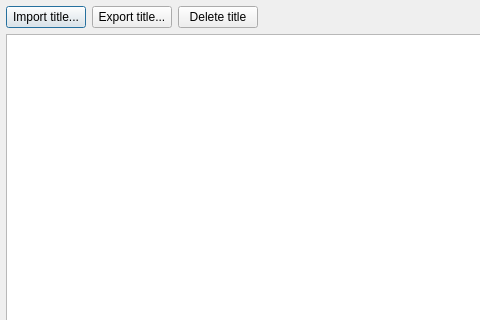
First picture: the form in src/frontend/qt_sdl/TitleManagerDialog.ui, repository openpak/melonds, before the edit; both pictures show x 0 to 480 and y 0 to 320 of the 608 by 466 pixel window.
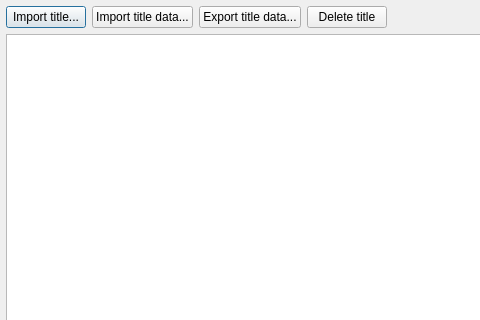
Second picture: the form after the edit.

What changed in the file:
```diff
--- a/src/frontend/qt_sdl/TitleManagerDialog.ui
+++ b/src/frontend/qt_sdl/TitleManagerDialog.ui
@@ -38,7 +38,17 @@
      <item>
       <widget class="QPushButton" name="btnExportTitle">
        <property name="text">
-        <string>Export title...</string>
+        <string>Import title data...</string>
+       </property>
+      </widget>
+     </item>
+     <item>
+      <widget class="QPushButton" name="btnExportTitleData">
+       <property name="whatsThis">
+        <string>&lt;html&gt;&lt;head/&gt;&lt;body&gt;&lt;p&gt;Export the data (save, banner...) associated with the selected title.&lt;/p&gt;&lt;/body&gt;&lt;/html&gt;</string>
+       </property>
+       <property name="text">
+        <string>Export title data...</string>
        </property>
       </widget>
      </item>
```
Left out of the diff: 11 changed lines with no effect on the pictures.
